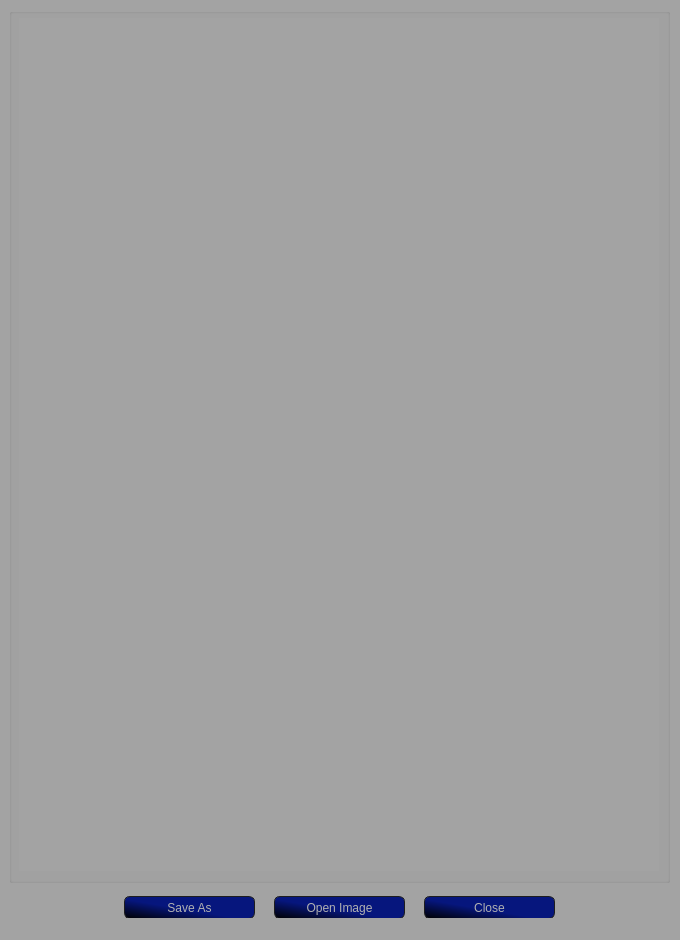
This is data/uis/output.ui in SmTaUcM/TTT3 as Qt 5 draws it before an edit. The edited form follows.
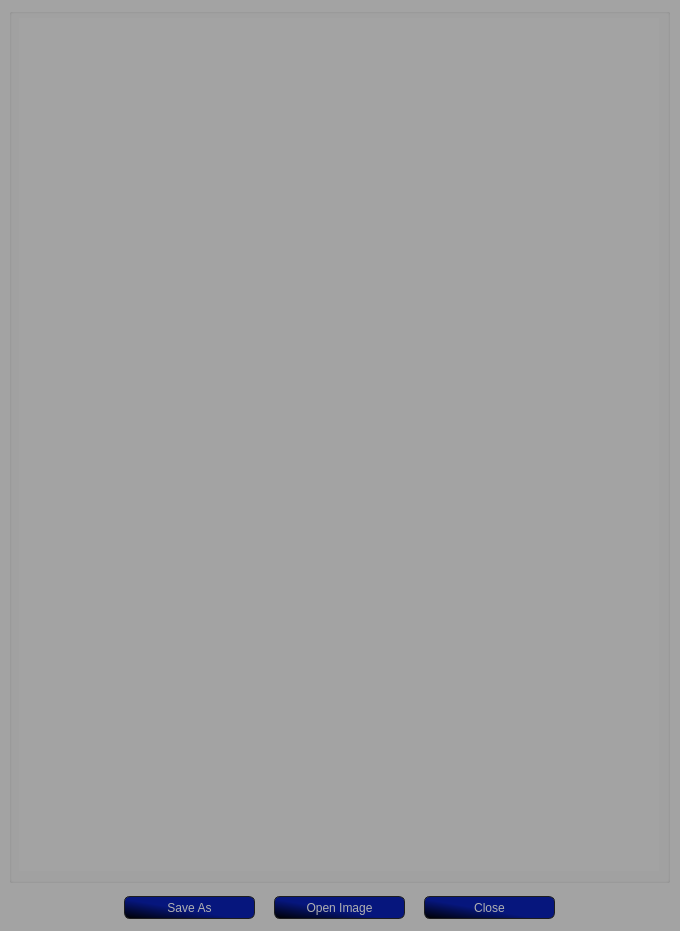
This is the edited form. Icons and pictures are not drawn.

What changed in the file:
```diff
--- a/data/uis/output.ui
+++ b/data/uis/output.ui
@@ -10,19 +10,19 @@
     <x>0</x>
     <y>0</y>
     <width>680</width>
-    <height>940</height>
+    <height>931</height>
    </rect>
   </property>
   <property name="minimumSize">
    <size>
     <width>680</width>
-    <height>940</height>
+    <height>931</height>
    </size>
   </property>
   <property name="maximumSize">
    <size>
     <width>680</width>
-    <height>940</height>
+    <height>931</height>
    </size>
   </property>
   <property name="contextMenuPolicy">
@@ -235,7 +235,6 @@
     </property>
    </widget>
   </widget>
-  <widget class="QStatusBar" name="statusbar"/>
  </widget>
  <resources/>
  <connections/>
```
